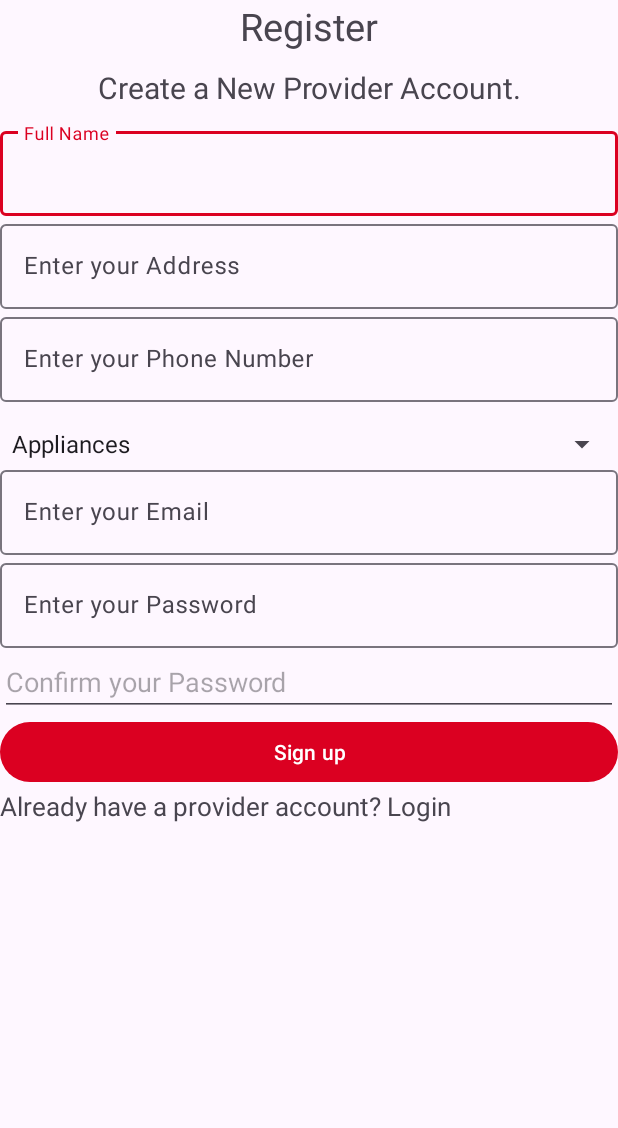
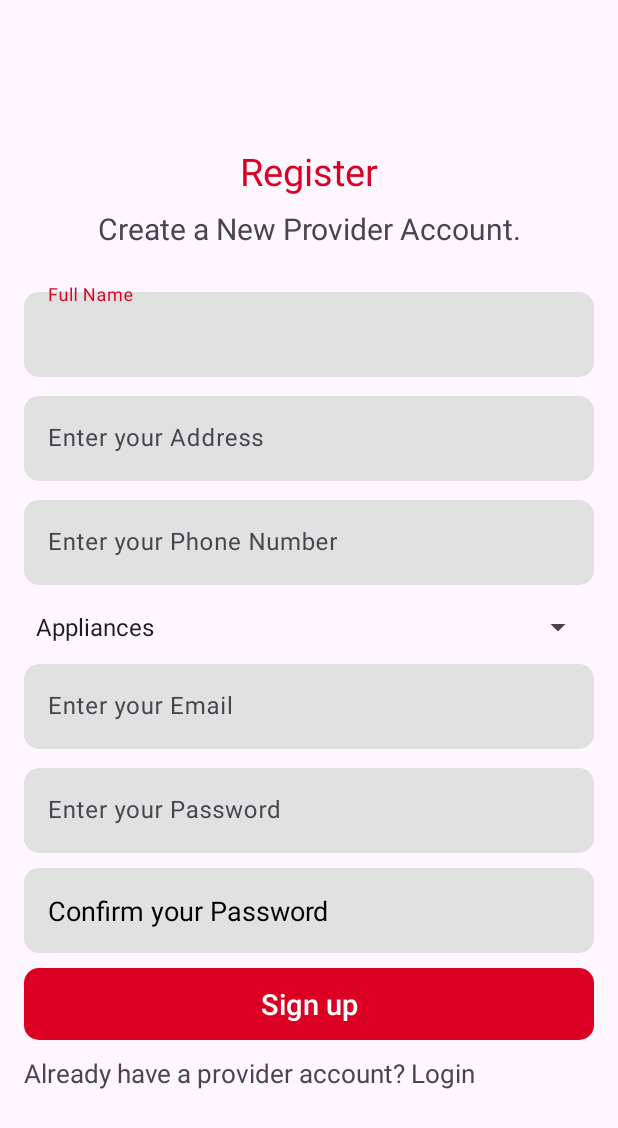
Before and after one commit to atiqurx/service-request-system, an Android app: the layout activity_register_provider.xml on its own in the app's theme, with its tools: preview values and no code run, on a phone screen of 412 x 824 dp. Shown: the top 1128 px of the screen. Run offline under Robolectric (Android 15) with nearby library versions, the phone set to English and light mode, and no system bars.

Commit message:
fix provider register styles. dialog box needs work

```diff
--- a/app/src/main/java/com/example/srs/RegisterProvider.java
+++ b/app/src/main/java/com/example/srs/RegisterProvider.java
@@ -4,7 +4,10 @@ import static android.content.ContentValues.TAG;
 
 import android.content.Intent;
 import android.os.Bundle;
+import android.text.Spannable;
+import android.text.SpannableString;
 import android.text.TextUtils;
+import android.text.style.ForegroundColorSpan;
 import android.util.Log;
 import android.view.View;
 import android.widget.ArrayAdapter;
@@ -16,6 +19,7 @@ import android.widget.Toast;
 import androidx.activity.EdgeToEdge;
 import androidx.annotation.NonNull;
 import androidx.appcompat.app.AppCompatActivity;
+import androidx.core.content.ContextCompat;
 import androidx.core.graphics.Insets;
 import androidx.core.view.ViewCompat;
 import androidx.core.view.WindowInsetsCompat;
@@ -52,17 +56,30 @@ public class RegisterProvider extends AppCompatActivity {
             startActivity(intent);
             finish();
         }
+
+        TextView textView = findViewById(R.id.login_from_register_provider);
+        String text = getString(R.string.already_account_login_provider);
+
+        SpannableString spannableString = new SpannableString(text);
+        ForegroundColorSpan colorSpan = new ForegroundColorSpan(ContextCompat.getColor(this, R.color.red));
+
+        // Find the start and end index of "Sign up" in the text
+        int startIndex = text.indexOf("Login");
+        int endIndex = startIndex + "Login".length();
+
+        // Apply the red color to the "Sign up" text
+        spannableString.setSpan(colorSpan, startIndex, endIndex, Spannable.SPAN_EXCLUSIVE_EXCLUSIVE);
+
+        // Set the SpannableString to the TextView
+        textView.setText(spannableString);
+
     }
     @Override
     protected void onCreate(Bundle savedInstanceState) {
         super.onCreate(savedInstanceState);
         EdgeToEdge.enable(this);
         setContentView(R.layout.activity_register_provider);
-        ViewCompat.setOnApplyWindowInsetsListener(findViewById(R.id.main), (v, insets) -> {
-            Insets systemBars = insets.getInsets(WindowInsetsCompat.Type.systemBars());
-            v.setPadding(systemBars.left, systemBars.top, systemBars.right, systemBars.bottom);
-            return insets;
-        });
+
         mAuth = FirebaseAuth.getInstance();
         fStore = FirebaseFirestore.getInstance();
         editTextEmail = findViewById(R.id.register_email);
--- a/app/src/main/res/layout/activity_register_provider.xml
+++ b/app/src/main/res/layout/activity_register_provider.xml
@@ -6,7 +6,9 @@
     android:layout_width="match_parent"
     android:layout_height="match_parent"
     android:orientation="vertical"
-    tools:context=".Register">
+    tools:context=".Register"
+    android:gravity="center"
+    android:padding="16dp" >
 
     <TextView
         android:id="@+id/textView3"
@@ -14,7 +16,8 @@
         android:layout_height="wrap_content"
         android:text="@string/register"
         android:gravity="center"
-        android:textSize="25sp"/>
+        android:textSize="25sp"
+        android:textColor="@color/red"/>
 
     <TextView
         android:id="@+id/textView4"
@@ -23,7 +26,8 @@
         android:text="@string/create_acc_provider"
         android:gravity="center"
         android:textSize="20sp"
-        android:padding="10dp"/>
+        android:padding="7dp"
+        android:layout_marginBottom="16dp"/>
 
     <com.google.android.material.textfield.TextInputLayout
         android:layout_width="match_parent"
@@ -34,31 +38,42 @@
             android:layout_height="wrap_content"
             android:ems="10"
             android:inputType="text"
-            android:hint="@string/full_name"/>
+            android:hint="@string/full_name"
+            android:background="@drawable/text_input"
+            android:textColor="@android:color/black"
+            android:textColorHint="@android:color/black"/>
     </com.google.android.material.textfield.TextInputLayout>
 
     <com.google.android.material.textfield.TextInputLayout
         android:layout_width="match_parent"
-        android:layout_height="wrap_content">
+        android:layout_height="wrap_content"
+        android:layout_marginTop="7dp">
         <com.google.android.material.textfield.TextInputEditText
             android:id="@+id/address_provider"
             android:layout_width="match_parent"
             android:layout_height="wrap_content"
             android:ems="10"
             android:inputType="textPostalAddress"
-            android:hint="@string/address"/>
+            android:hint="@string/address"
+            android:background="@drawable/text_input"
+            android:textColor="@android:color/black"
+            android:textColorHint="@android:color/black"/>
     </com.google.android.material.textfield.TextInputLayout>
 
     <com.google.android.material.textfield.TextInputLayout
         android:layout_width="match_parent"
-        android:layout_height="wrap_content">
+        android:layout_height="wrap_content"
+        android:layout_marginTop="7dp">
         <com.google.android.material.textfield.TextInputEditText
             android:id="@+id/phone_no_provider"
             android:layout_width="match_parent"
             android:layout_height="wrap_content"
             android:ems="10"
             android:inputType="phone"
-            android:hint="@string/phone_no"/>
+            android:hint="@string/phone_no"
+            android:background="@drawable/text_input"
+            android:textColor="@android:color/black"
+            android:textColorHint="@android:color/black"/>
     </com.google.android.material.textfield.TextInputLayout>
 
     <Spinner
@@ -74,26 +89,34 @@
 
     <com.google.android.material.textfield.TextInputLayout
         android:layout_width="match_parent"
-        android:layout_height="wrap_content">
+        android:layout_height="wrap_content"
+        android:layout_marginTop="7dp">
         <com.google.android.material.textfield.TextInputEditText
             android:id="@+id/register_email"
             android:layout_width="match_parent"
             android:layout_height="wrap_content"
             android:ems="10"
             android:inputType="textEmailAddress"
-            android:hint="@string/ent_email"/>
+            android:hint="@string/ent_email"
+            android:background="@drawable/text_input"
+            android:textColor="@android:color/black"
+            android:textColorHint="@android:color/black"/>
     </com.google.android.material.textfield.TextInputLayout>
 
     <com.google.android.material.textfield.TextInputLayout
         android:layout_width="match_parent"
-        android:layout_height="wrap_content">
+        android:layout_height="wrap_content"
+        android:layout_marginTop="7dp">
         <com.google.android.material.textfield.TextInputEditText
             android:id="@+id/register_password"
             android:layout_width="match_parent"
             android:layout_height="wrap_content"
             android:ems="10"
             android:inputType="textPassword"
-            android:hint="@string/ent_pass"/>
+            android:hint="@string/ent_pass"
+            android:background="@drawable/text_input"
+            android:textColor="@android:color/black"
+            android:textColorHint="@android:color/black"/>
     </com.google.android.material.textfield.TextInputLayout>
 
 
@@ -103,18 +126,26 @@
         android:layout_height="wrap_content"
         android:ems="10"
         android:inputType="textPassword"
-        android:hint="@string/conf_pass"/>
+        android:hint="@string/conf_pass"
+        android:background="@drawable/text_input"
+        android:textColor="@android:color/black"
+        android:textColorHint="@android:color/black"
+        android:layout_marginTop="10dp"/>
 
     <Button
         android:id="@+id/register_button_provider"
         android:layout_width="match_parent"
         android:layout_height="wrap_content"
-        android:text="@string/signup" />
+        android:text="@string/signup"
+        android:textSize="19sp"
+        android:layout_marginTop="10dp"
+        android:background="@drawable/rectangle_button" />
 
     <TextView
         android:id="@+id/login_from_register_provider"
         android:textSize="17sp"
         android:layout_width="match_parent"
         android:layout_height="wrap_content"
-        android:text="@string/already_account_login_provider" />
+        android:text="@string/already_account_login_provider"
+        android:layout_marginTop="10dp" />
 </LinearLayout>
```
